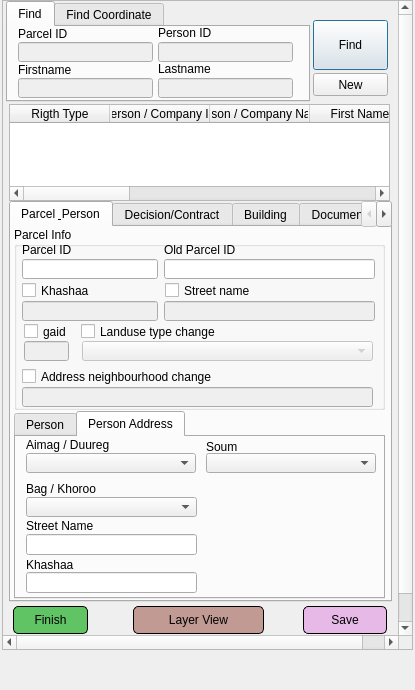
Qt form view/ParcelInfoDialog.ui (ankhbold/lm2) before a commit.
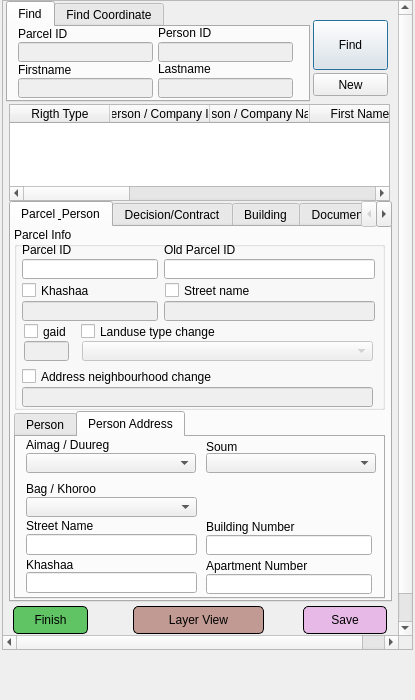
The same form after that commit. The open tabs and pages were chosen to show the change. Icons and pictures are not drawn.

```diff
--- a/view/ParcelInfoDialog.ui
+++ b/view/ParcelInfoDialog.ui
@@ -7,7 +7,7 @@
     <x>0</x>
     <y>0</y>
     <width>415</width>
-    <height>690</height>
+    <height>700</height>
    </rect>
   </property>
   <property name="minimumSize">
@@ -596,6 +596,52 @@
            <string>Khashaa</string>
           </property>
          </widget>
+         <widget class="QLineEdit" name="building_edit">
+          <property name="geometry">
+           <rect>
+            <x>190</x>
+            <y>98</y>
+            <width>166</width>
+            <height>20</height>
+           </rect>
+          </property>
+         </widget>
+         <widget class="QLabel" name="label_35">
+          <property name="geometry">
+           <rect>
+            <x>190</x>
+            <y>82</y>
+            <width>166</width>
+            <height>16</height>
+           </rect>
+          </property>
+          <property name="text">
+           <string>Building Number</string>
+          </property>
+         </widget>
+         <widget class="QLineEdit" name="apartment_edit">
+          <property name="geometry">
+           <rect>
+            <x>190</x>
+            <y>137</y>
+            <width>166</width>
+            <height>20</height>
+           </rect>
+          </property>
+         </widget>
+         <widget class="QLabel" name="label_36">
+          <property name="geometry">
+           <rect>
+            <x>190</x>
+            <y>121</y>
+            <width>166</width>
+            <height>16</height>
+           </rect>
+          </property>
+          <property name="text">
+           <string>Apartment Number</string>
+          </property>
+         </widget>
         </widget>
        </widget>
       </widget>
```
Left out of the diff: 24 changed lines with no effect on the pictures.
